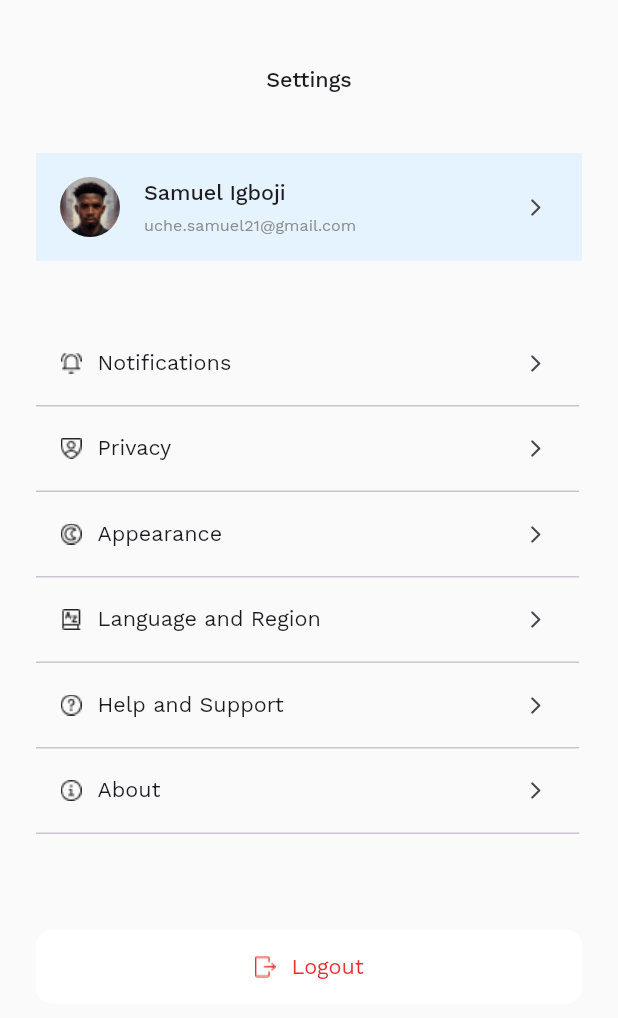
After one commit to hngx-org/Hurricane-events-mobile, a Flutter app: the SettingsScreen screen opened by its route, on a phone screen of 412 x 824 dp. The commit adds this screen. Shown: the top 1018 px of the screen. Run offline on Flutter 3.47's test engine with Material 2 defaults, Android fonts, the phone set to English and light mode, and no system bars; our stand-ins replace dio, flutter_svg, gap, grouped_list, retrofit, table_calendar and 1 more; missing offline and left inert: talker_dio_logger; generated files the repository leaves out were written again; project files that could hold a hidden picture were left out.

Commit message:
feat: Settings Screen Implemented

```diff
--- /dev/null
+++ b/lib/app/presentation/settings/provider/settings_provider.dart
@@ -0,0 +1,5 @@
+import 'package:flutter/foundation.dart';
+
+class SettingsProvider extends ChangeNotifier{
+
+}
--- /dev/null
+++ b/lib/app/presentation/settings/screens/settings.dart
@@ -0,0 +1,116 @@
+import 'package:flutter/material.dart';
+import 'package:gap/gap.dart';
+import 'package:hurricane_events/component/constants/color.dart';
+import 'package:hurricane_events/component/constants/images.dart';
+import 'package:hurricane_events/component/utils/extensions.dart';
+
+import '../widgets/setting_tile.dart';
+
+class SettingsScreen extends StatelessWidget {
+  static const String routeName = "settings-screen";
+  const SettingsScreen({super.key});
+
+  @override
+  Widget build(BuildContext context) {
+    return Scaffold(
+      backgroundColor: AppColors.backgroundColor,
+      body: SafeArea(
+        child: Padding(
+          padding: const EdgeInsets.symmetric(horizontal: 24),
+          child: Column(
+            children: [
+              const Gap(45),
+              Text(
+                "Settings",
+                textAlign: TextAlign.center,
+                style: context.headline3.copyWith(
+                  fontSize: 16,
+                ),
+              ),
+              const Gap(40),
+              ListTile(
+                leading: ClipOval(child: Image.asset(AppImages.imgSamuel)),
+                tileColor: AppColors.p10,
+                title: Text(
+                  "Samuel Igboji",
+                  style: context.headline3.copyWith(
+                    fontSize: 16,
+                  ),
+                ),
+                subtitle: Text(
+                  "uche.samuel21@gmail.com",
+                  style: context.body2
+                      .copyWith(fontSize: 12, color: AppColors.designBlack5),
+                ),
+                trailing: const Icon(
+                  Icons.arrow_forward_ios_rounded,
+                  size: 14,
+                ),
+              ),
+              const Gap(40),
+              SettingTile(
+                title: "Notifications",
+                imgPath: AppImages.notifications,
+                onTap: () {},
+              ),
+              SettingTile(
+                title: "Privacy",
+                imgPath: AppImages.privacy,
+                onTap: () {},
+              ),
+              SettingTile(
+                title: "Appearance",
+                imgPath: AppImages.appearance,
+                onTap: () {},
+              ),
+              SettingTile(
+                title: "Language and Region",
+                imgPath: AppImages.language,
+                onTap: () {},
+              ),
+              SettingTile(
+                title: "Help and Support",
+                imgPath: AppImages.help,
+                onTap: () {},
+              ),
+              SettingTile(
+                title: "About",
+                imgPath: AppImages.about,
+                onTap: () {},
+              ),
+              const Gap(64),
+              MaterialButton(
+                onPressed: () {},
+                color: AppColors.white,
+                elevation: 0,
+                shape: RoundedRectangleBorder(
+                    borderRadius: BorderRadius.circular(10)),
+                child: Padding(
+                  padding: const EdgeInsets.symmetric(vertical: 16),
+                  child: Center(
+                    child: Row(
+                      mainAxisAlignment: MainAxisAlignment.center,
+                      children: [
+                        SizedBox(
+                          width: 15,
+                          height: 15,
+                          child: Image.asset(AppImages.logout),
+                        ),
+                        const Gap(10),
+                        Text(
+                          "Logout",
+                          style: context.body2.copyWith(
+                              fontSize: 16, color: AppColors.designRed),
+                        ),
+                      ],
+                    ),
+                  ),
+                ),
+              )
+            ],
+          ),
+        ),
+      ),
+    );
+  }
+}
--- /dev/null
+++ b/lib/app/presentation/settings/widgets/setting_tile.dart
@@ -0,0 +1,53 @@
+import 'package:flutter/material.dart';
+import 'package:flutter_svg/flutter_svg.dart';
+import 'package:gap/gap.dart';
+import 'package:hurricane_events/component/utils/extensions.dart';
+
+class SettingTile extends StatelessWidget {
+  final String title;
+  final String imgPath;
+  final Function()? onTap;
+
+  const SettingTile({
+    super.key,
+    required this.title,
+    required this.imgPath,
+    this.onTap,
+  });
+
+  @override
+  Widget build(BuildContext context) {
+    return Column(
+      children: [
+        ListTile(
+          onTap: onTap,
+          title: Row(
+            children: [
+              SizedBox(
+                width: 15,
+                height: 15,
+                child: Image.asset(imgPath),
+              ),
+              const Gap(10),
+              Text(
+                title,
+                style: context.body2.copyWith(
+                  fontSize: 16,
+                ),
+              ),
+            ],
+          ),
+          trailing: const Icon(
+            Icons.arrow_forward_ios_rounded,
+            size: 14,
+          ),
+        ),
+        const Divider(
+          height: 1,
+          indent: 0,
+          endIndent: 2,
+        ),
+      ],
+    );
+  }
+}
--- a/lib/app/router/app_router.dart
+++ b/lib/app/router/app_router.dart
@@ -1,4 +1,5 @@
 import 'package:flutter/material.dart';
+import 'package:hurricane_events/app/presentation/settings/screens/settings.dart';
 import 'package:hurricane_events/app/presentation/splash/screens/splash.dart';
 import 'package:hurricane_events/app/presentation/timeline/screens/calendar_screen.dart';
 
@@ -45,6 +46,9 @@ class AppRouter {
         return _getPageRoute(const Splash());
       case CalendarSection.routeName:
         return _getPageRoute(const CalendarSection());
+      case SettingsScreen.routeName:
+        return _getPageRoute(const SettingsScreen());
+
       default:
         return _getPageRoute(const Splash());
     }
--- a/lib/component/constants/color.dart
+++ b/lib/component/constants/color.dart
@@ -10,7 +10,7 @@ class AppColors {
   static const Color designBlack2 = Color(0xFF8C8C8C);
   static const Color designBlack3 = Color(0xFF727272);
   static const Color designBlack4 = Color(0xFF33313E);
-  static const Color designBlack5 = Color(0xFF84838B);
+  static const Color designBlack5 = Color(0xFF8C8C8C);
 
   static const Color designOrange = Color(0xFFFFA800);
   static const Color opacityOrange = Color(0xFFFFF9EF);
@@ -23,4 +23,9 @@ class AppColors {
   static const Color darkBlue2 = Color(0xFF0085FF);
   static const Color lightBlue1 = Color(0xFFE5F2FF);
   static const Color lightBlue2 = Color(0xFF66B5FF);
+
+  /// Please let us try using the naming convention of colors in the
+  /// UI design so it will be easier to use just like this below
+  ///
+  static const Color p10 = Color(0xFFE5F3FF);
 }
--- a/lib/component/constants/images.dart
+++ b/lib/component/constants/images.dart
@@ -45,4 +45,16 @@ class AppImages {
   static const String imgChinedu = "assets/images/img_chinedu.png";
   static const String imgUduak = "assets/images/img_uduak.png";
   static const String imgUgomma = "assets/images/img_ugomma.png";
+
+
+  //Settings Screen icon
+
+  static const String notifications = "assets/images/notifications.png";
+  static const String appearance = "assets/images/appearance.png";
+  static const String about = "assets/images/about.png";
+  static const String help = "assets/images/help.png";
+  static const String language = "assets/images/language.png";
+  static const String privacy = "assets/images/privacy.png";
+  static const String logout = "assets/images/logout.png";
+
 }
--- a/lib/main.dart
+++ b/lib/main.dart
@@ -1,5 +1,7 @@
 import 'package:flutter/foundation.dart';
 import 'package:flutter/material.dart';
+import 'package:hurricane_events/app/presentation/settings/provider/settings_provider.dart';
+import 'package:hurricane_events/app/presentation/settings/screens/settings.dart';
 import 'package:hurricane_events/app/presentation/splash/screens/splash.dart';
 import 'package:hurricane_events/app/presentation/timeline/screens/calendar_screen.dart';
 import 'package:hurricane_events/app/router/app_router.dart';
@@ -53,7 +55,7 @@ Future<void> main() async {
 final _providers = <SingleChildWidget>[
   ///Example
   ///ChangeNotifierProvider<TestProvider>(create: (_) => TestProvider())
-
+  ChangeNotifierProvider<SettingsProvider>(create: (_) => SettingsProvider()),
   ChangeNotifierProvider(
     create: (_) => GlobalProvider.instance,
   )
--- a/pubspec.yaml
+++ b/pubspec.yaml
@@ -20,6 +20,8 @@ dependencies:
   table_calendar: ^3.0.9
   talker_dio_logger: ^2.3.0
   tuple: ^2.0.2
+  gap:
+  flutter_svg: ^2.0.7
 
 dev_dependencies:
   build_runner: ^2.4.6
```
Also changed, not shown: assets/images/about.png (added), assets/images/appearance.png (added), assets/images/help.png (added), assets/images/language.png (added), assets/images/logout.png (added), assets/images/notifications.png (added), assets/images/privacy.png (added), pubspec.lock, 1 other file.
